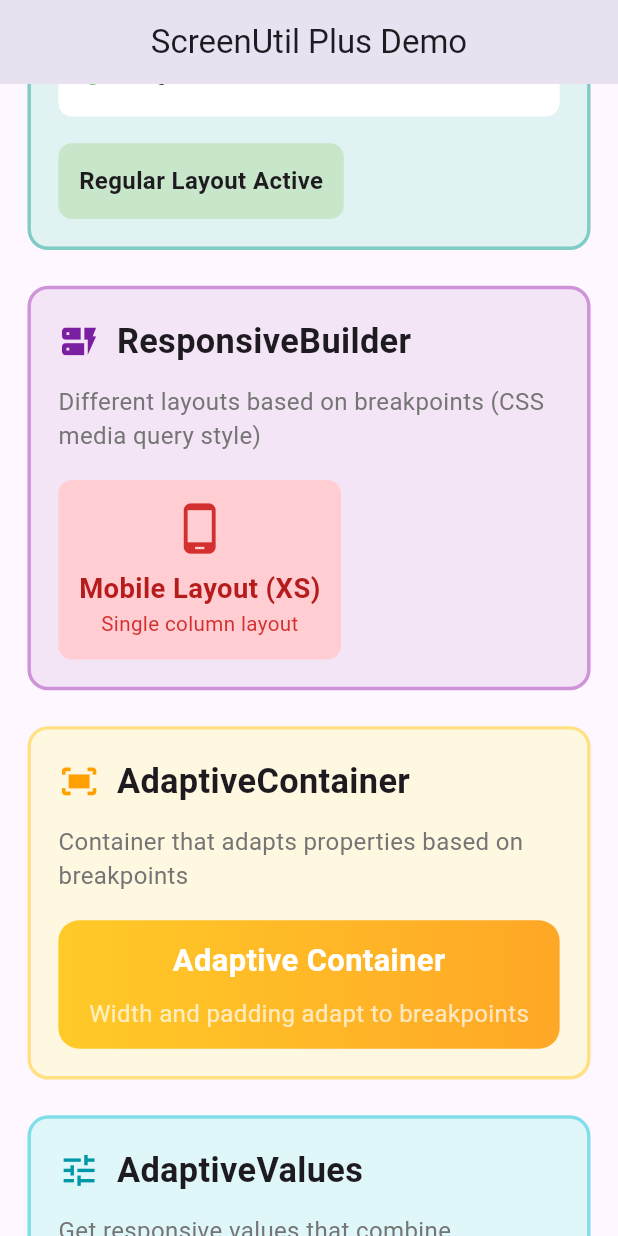
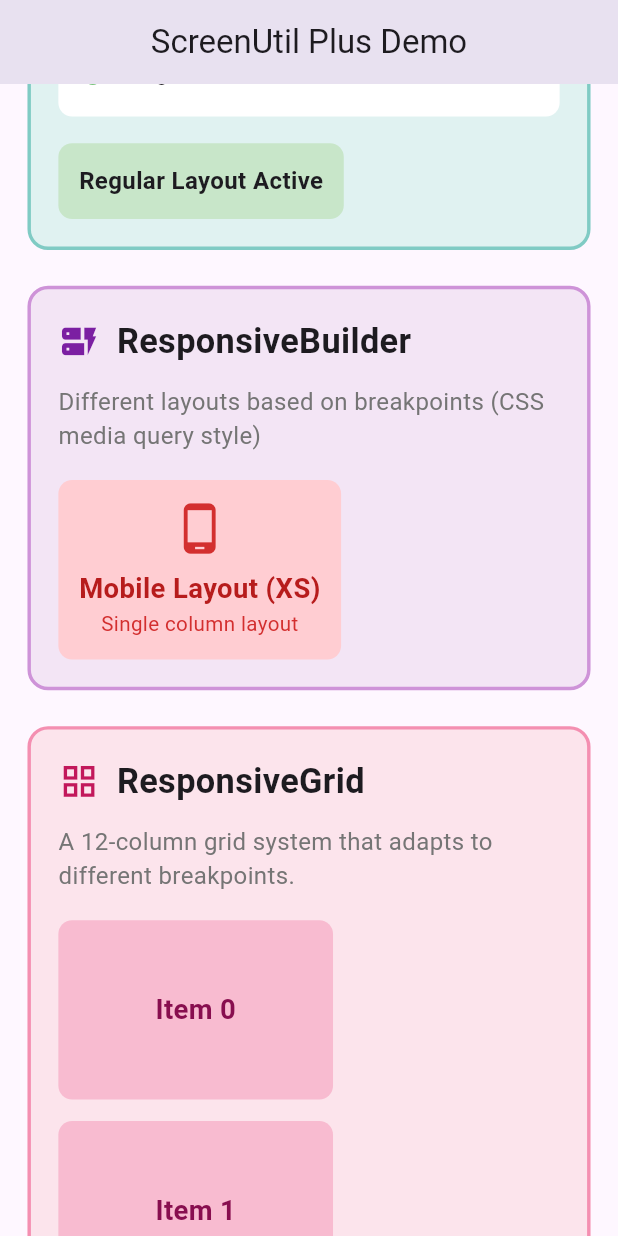
Before and after one commit to muhammadkamel/flutter_screenutil_plus, a Flutter app: the screen it shows after launch, scrolled down 1152 dp, on a phone screen of 412 x 824 dp. Run offline on Flutter 3.47's test engine with Material 3 defaults, Android fonts, the phone set to English and light mode, and no system bars; our stand-ins replace equatable; project files that could hold a hidden picture were left out.

Commit message:
feat: Introduce a ResponsiveGrid demo in the example app, update SDK to 3.11.0, and remove `splitScreenMode` from `ScreenUtilInit`.

```diff
--- a/example/lib/home_page.dart
+++ b/example/lib/home_page.dart
@@ -26,6 +26,8 @@ class _HomePageState extends State<HomePage> {
             _buildSizeClassDemo(),
             20.verticalSpace,
             _buildResponsiveBuilderDemo(),
+            20.verticalSpace,
+            _buildResponsiveGridDemo(),
             20.verticalSpace,
             _buildAdaptiveContainerDemo(),
             20.verticalSpace,
@@ -626,6 +628,69 @@ class _HomePageState extends State<HomePage> {
     );
   }
 
+  Widget _buildResponsiveGridDemo() {
+    return Container(
+      width: double.infinity,
+      padding: REdgeInsets.all(16),
+      decoration: BoxDecoration(
+        color: Colors.pink.shade50,
+        borderRadius: BorderRadius.circular(12.r),
+        border: Border.all(color: Colors.pink.shade200, width: 2.w),
+      ),
+      child: Column(
+        crossAxisAlignment: CrossAxisAlignment.start,
+        children: [
+          Row(
+            children: [
+              Icon(Icons.grid_view, color: Colors.pink.shade700, size: 24.sp),
+              10.horizontalSpace,
+              Text(
+                'ResponsiveGrid',
+                style: TextStyle(fontSize: 20.sp, fontWeight: FontWeight.bold),
+              ),
+            ],
+          ),
+          10.verticalSpace,
+          Text(
+            'A 12-column grid system that adapts to different breakpoints.',
+            style: TextStyle(fontSize: 14.sp, color: Colors.grey.shade600),
+          ),
+          15.verticalSpace,
+          ResponsiveGrid(
+            spacing: 12.w,
+            runSpacing: 12.h,
+            children: List.generate(
+              6,
+              (index) => ResponsiveGridItem(
+                xs: 12, // 1 column on mobile (12/12)
+                sm: 6, // 2 columns on small tablets (6/12)
+                md: 4, // 3 columns on tablets (4/12)
+                lg: 3, // 4 columns on desktop (3/12)
+                child: Container(
+                  height: 100.h,
+                  decoration: BoxDecoration(
+                    color: Colors.pink.shade100,
+                    borderRadius: BorderRadius.circular(8.r),
+                  ),
+                  child: Center(
+                    child: Text(
+                      'Item $index',
+                      style: TextStyle(
+                        fontSize: 16.sp,
+                        fontWeight: FontWeight.bold,
+                        color: Colors.pink.shade900,
+                      ),
+                    ),
+                  ),
+                ),
+              ),
+            ),
+          ),
+        ],
+      ),
+    );
+  }
+
   Widget _buildAdaptiveContainerDemo() {
     return Container(
       width: double.infinity,
--- a/example/pubspec.yaml
+++ b/example/pubspec.yaml
@@ -4,7 +4,7 @@ publish_to: "none"
 version: 1.0.0+1
 
 environment:
-  sdk: ^3.10.3
+  sdk: ^3.11.0
 
 dependencies:
   flutter:
```
Also changed, not shown: 1 other file.
